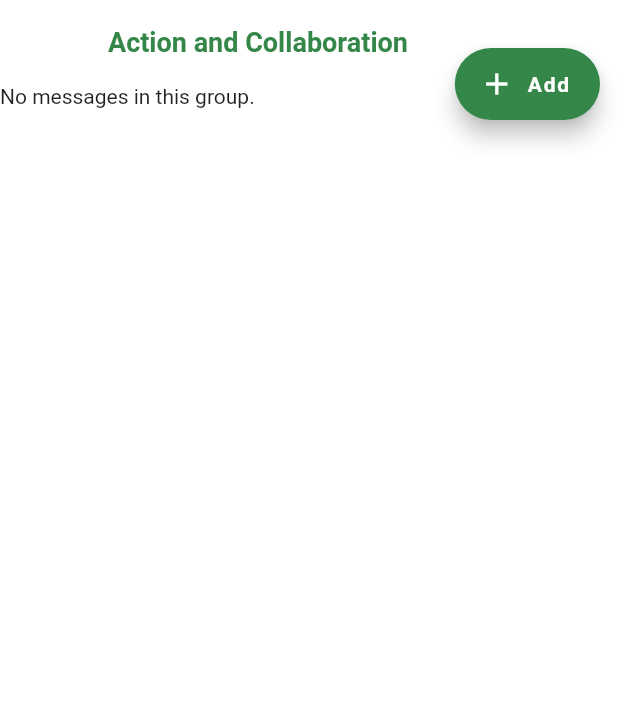
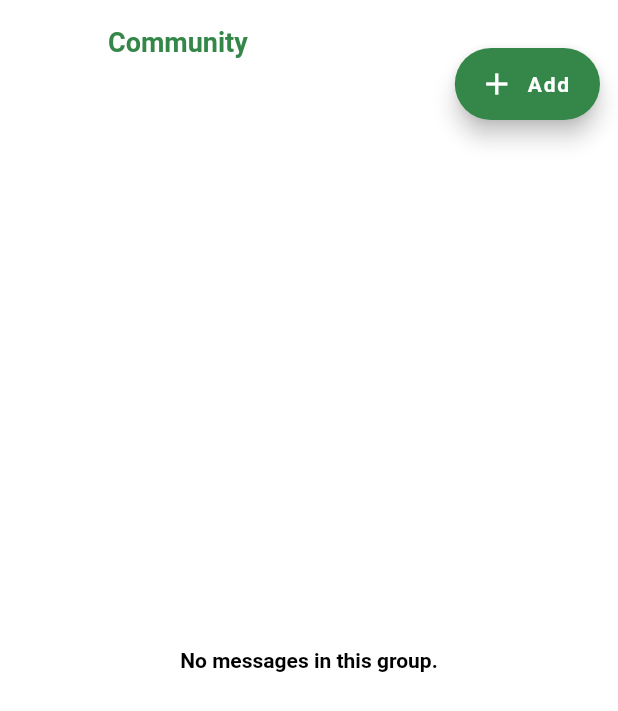
Before and after one commit to obiomagodswillmichae/Planetzo, a Flutter app: the CommunityPage screen opened directly, on a phone screen of 412 x 824 dp. Shown: the top 711 px of the screen. Run offline on Flutter 3.47's test engine with Material 2 defaults, Android fonts, the phone set to English and light mode, and no system bars; our stand-ins replace animated_notch_bottom_bar, another_flushbar, cloud_firestore, dots_indicator, firebase_auth, firebase_core and 7 more; missing offline and left inert: auth_handler, flutter_text_form_field, flutter_utilities; accounts and stored records are empty; Roboto replaces fonts that are missing (Nunito).

Commit message:
minor changes

```diff
--- a/lib/Screens/BottomNavPages/community/community.dart
+++ b/lib/Screens/BottomNavPages/community/community.dart
@@ -95,7 +95,7 @@ class _CommunityPageState extends State<CommunityPage> {
           label: Text("Add", style: PageService.whitelabelStyle,)),
       appBar: AppBar(
         elevation: 0,
-        title: Text("Action and Collaboration", style: PageService.bigHeaderStyle,),
+        title: Text("Community", style: PageService.bigHeaderStyle,),
       ),
       body: StreamBuilder<QuerySnapshot>(
         stream: actionStream,
@@ -109,7 +109,7 @@ class _CommunityPageState extends State<CommunityPage> {
           }
 
           if (!snapshot.hasData || snapshot.data!.docs.isEmpty) {
-            return const Text('No messages in this group.'); // Display a message for no messages.
+            return Center(child:  Text('No messages in this group.', style: PageService.labelStyle,)); // Display a message for no messages.
           }
 
           return Padding(
```
